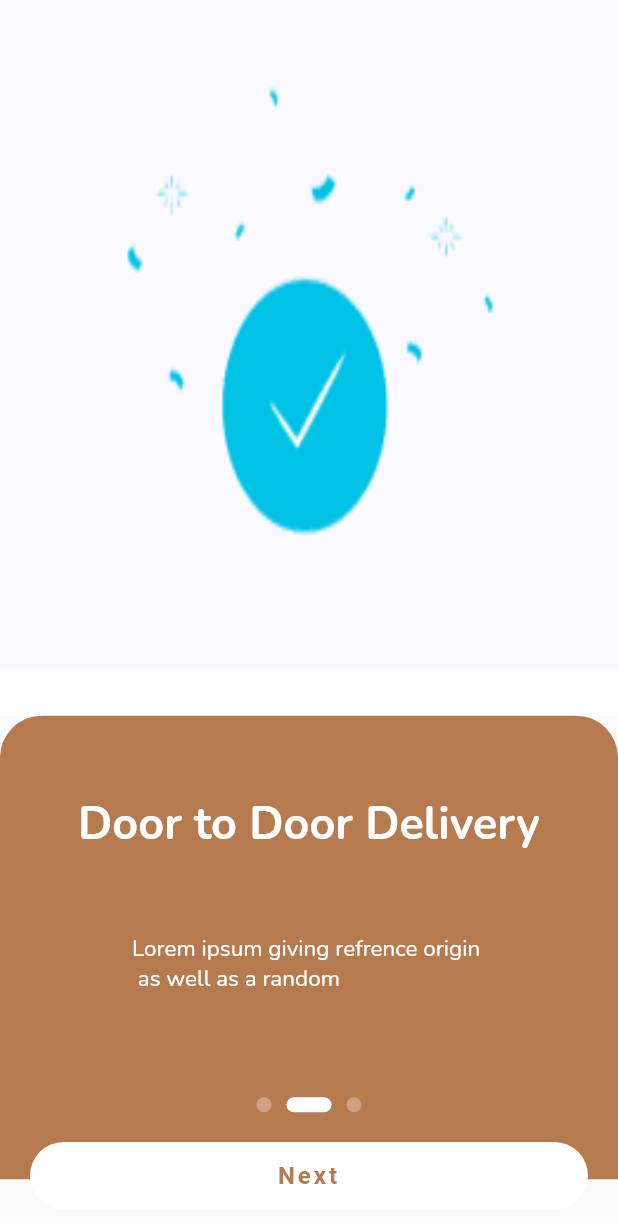
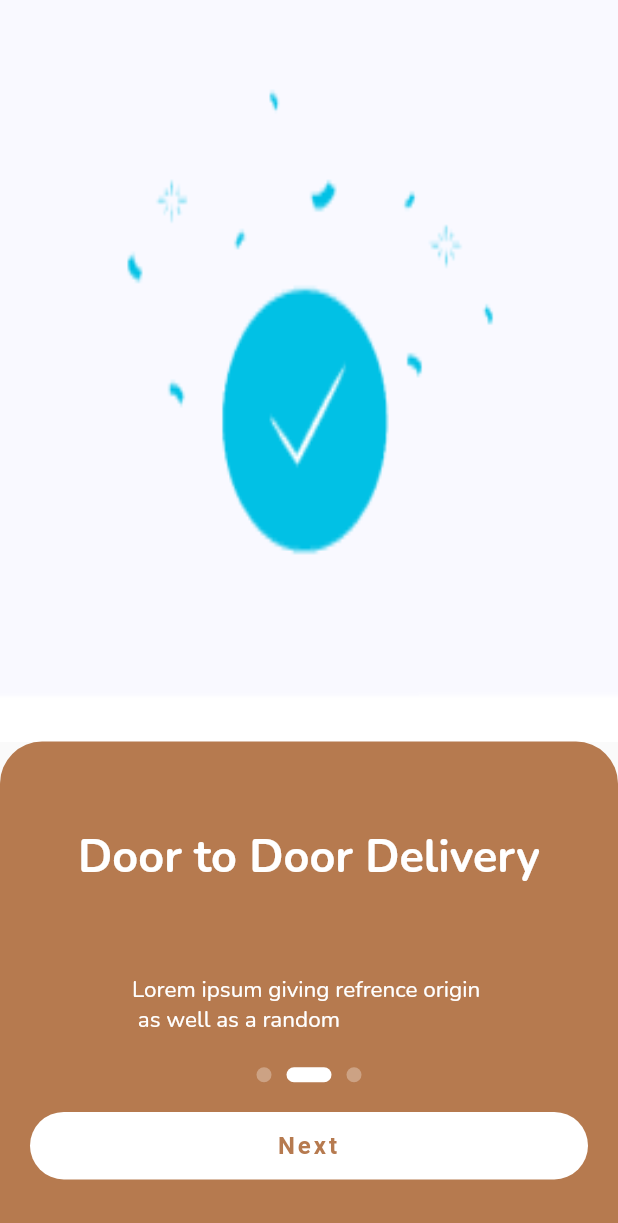
Before and after one commit to arzzitt/samtee, a Flutter app: the screen it shows after launch, after a tap on "Next", on a phone screen of 412 x 824 dp. Shown: the top 1223 px of the screen. Run offline on Flutter 3.47's test engine with Material 2 defaults, Android fonts, the phone set to English and light mode, and no system bars; our stand-ins replace carousel_slider, dio, easy_splash_screen, flutter_rating_bar, fluttertoast, get and 8 more; missing offline and left inert: country_pickers, dart:ffi, otp_timer_button.

Commit message:
changes by Supreet

```diff
--- a/lib/uis.dart/boarding/onBoardingScrenMain.dart
+++ b/lib/uis.dart/boarding/onBoardingScrenMain.dart
@@ -49,10 +49,10 @@ class _OnBoardingScreenMainState extends State<OnBoardingScreenMain> {
               },
             ),
           ),
-          Padding(
-            padding: const EdgeInsets.all(8.0),
-            child: Align(
-              alignment: Alignment.bottomCenter,
+          Positioned(
+            bottom: 20,
+            child: Padding(
+              padding: const EdgeInsets.all(8.0),
               child: Column(
                 mainAxisSize: MainAxisSize.min,
                 children: [
--- a/lib/uis.dart/boarding/onboarding1.dart
+++ b/lib/uis.dart/boarding/onboarding1.dart
@@ -6,19 +6,20 @@ class Page1 extends StatelessWidget {
 
   @override
   Widget build(BuildContext context) {
-    return SafeArea(
-        child: Scaffold(
-            body: Column(
+    return Scaffold(
+        body: Container(
+          height: MediaQuery.of(context).size.height,
+          child: Column(
       children: [
     SizedBox(
-          height: MediaQuery.of(context).size.height * 0.579,
+      height:  MediaQuery.of(context).size.height * 0.6,
       child: Image(
           image: AssetImage('lib/images/tick.png'),
           fit: BoxFit.fill,
       ),
     ),
     Container(
-          height: MediaQuery.of(context).size.height * 0.375,
+      height: MediaQuery.of(context).size.height * 0.4,
       width: MediaQuery.of(context).size.width,
       decoration: BoxDecoration(
             color: HexColor('#B67A4F'),
@@ -50,6 +51,7 @@ class Page1 extends StatelessWidget {
       ),
     ),
       ],
-    )));
+    ),
+        ));
   }
 }
--- a/lib/uis.dart/boarding/onboarding2.dart
+++ b/lib/uis.dart/boarding/onboarding2.dart
@@ -6,19 +6,20 @@ class Page2 extends StatelessWidget {
 
   @override
   Widget build(BuildContext context) {
-    return SafeArea(
-        child: Scaffold(
-            body: Column(
+    return Scaffold(
+        body: Container(
+          height: MediaQuery.of(context).size.height ,
+          child: Column(
       children: [
     SizedBox(
-          height: MediaQuery.of(context).size.height * 0.579,
+      height: MediaQuery.of(context).size.height * 0.6,
       child: Image(
           image: AssetImage('lib/images/tick.png'),
           fit: BoxFit.fill,
       ),
     ),
     Container(
-          height: MediaQuery.of(context).size.height * 0.375,
+      height: MediaQuery.of(context).size.height * 0.4,
       width: MediaQuery.of(context).size.width,
       decoration: BoxDecoration(
             color: HexColor('#B67A4F'),
@@ -50,6 +51,7 @@ class Page2 extends StatelessWidget {
       ),
     ),
       ],
-    )));
+    ),
+        ));
   }
 }
--- a/lib/uis.dart/boarding/onboarding3.dart
+++ b/lib/uis.dart/boarding/onboarding3.dart
@@ -14,19 +14,21 @@ class Page3 extends StatefulWidget {
 class _Page3State extends State<Page3> {
   @override
   Widget build(BuildContext context) {
-    return SafeArea(
-      child: Scaffold(
-          body: Column(
-        children: [
+    return Scaffold(
+        body: Container(
+          height: MediaQuery.of(context).size.height,
+          child: Column(
+            mainAxisSize: MainAxisSize.max,
+      children: [
           SizedBox(
-            height: MediaQuery.of(context).size.height * 0.579,
+            height: MediaQuery.of(context).size.height * 0.6,
             child: Image(
               image: AssetImage('lib/images/tick.png'),
               fit: BoxFit.fill,
             ),
           ),
           Container(
-            height: MediaQuery.of(context).size.height * 0.375,
+            height: MediaQuery.of(context).size.height * 0.4,
             width: MediaQuery.of(context).size.width,
             decoration: BoxDecoration(
                 color: HexColor('#B67A4F'),
@@ -58,8 +60,8 @@ class _Page3State extends State<Page3> {
               ],
             ),
           ),
-        ],
-      )),
-    );
+      ],
+    ),
+        ));
   }
 }
```
Also changed, not shown: 1 other file. Lines whose indentation alone changed are shown as unchanged.
